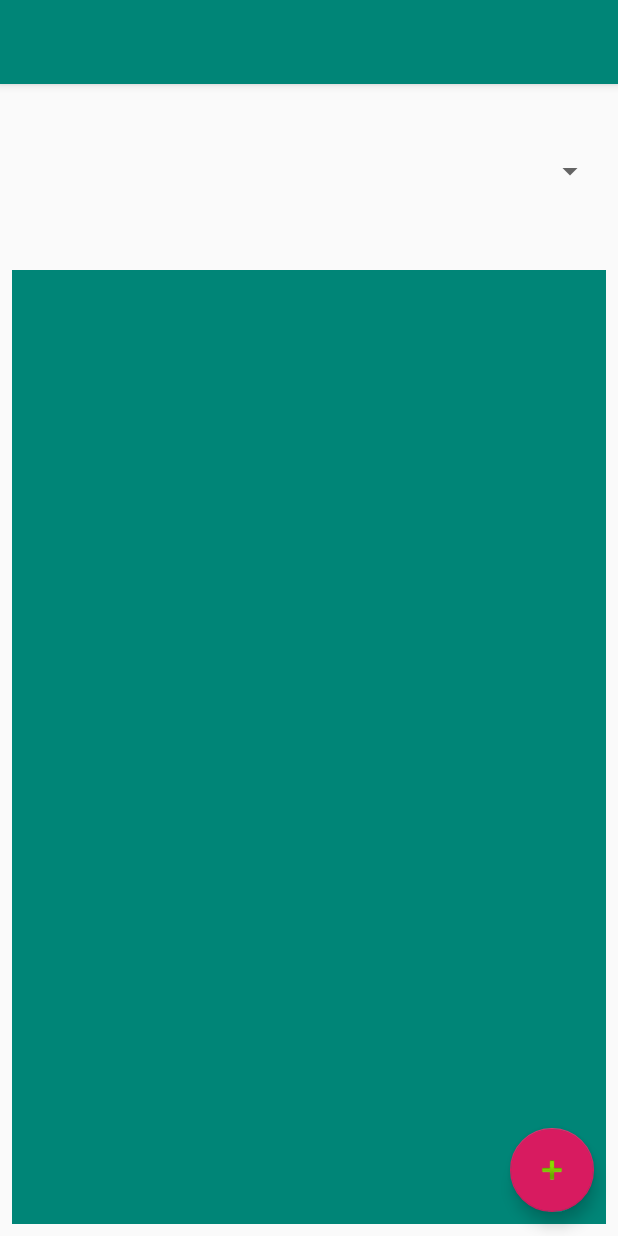
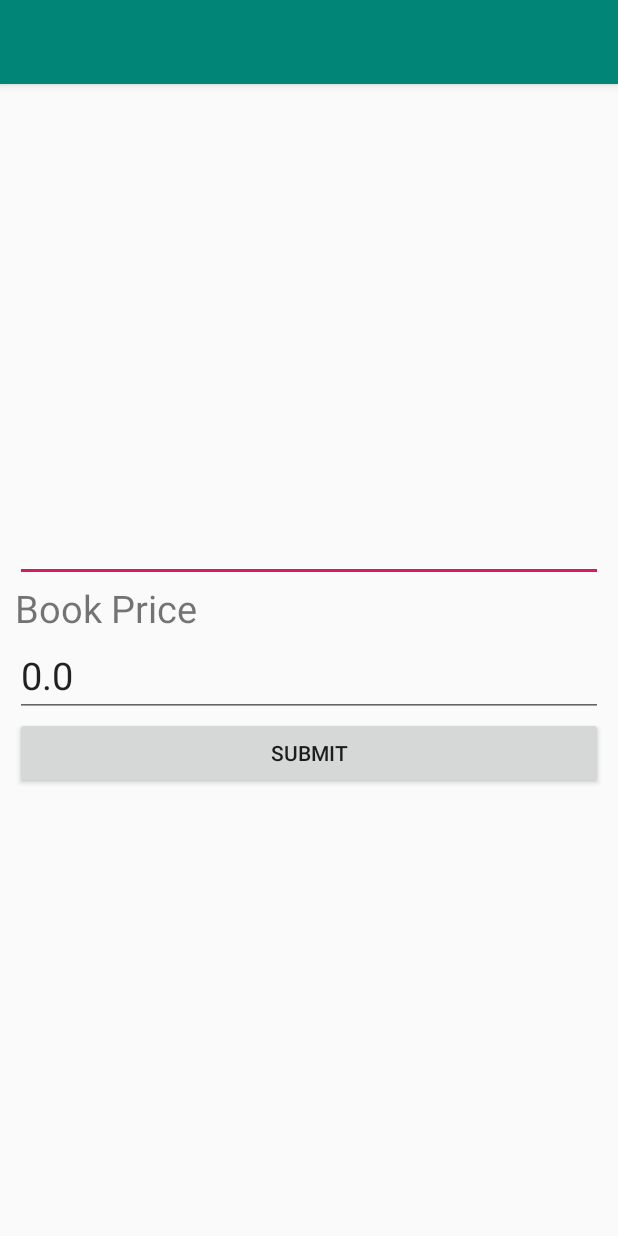
Before and after one commit to parth1493/TheBookApplication, an Android app: the screen it shows after launch (MainActivity before the commit, AddBookOrUpdateActivity after it), after a tap on an icon or button, on a phone screen of 412 x 824 dp. Run offline under Robolectric (Android 15) with nearby library versions, the phone set to English and light mode, and no system bars; our stand-ins replace Room's generated code, data binding.

Commit message:
added logic for data binding       -appled CRUD

```diff
--- a/app/build.gradle
+++ b/app/build.gradle
@@ -31,7 +31,7 @@ dependencies {
     androidTestImplementation 'androidx.test.ext:junit:1.1.1'
     androidTestImplementation 'androidx.test.espresso:espresso-core:3.1.1'
 
-    def room_version = "2.2.0"
+    def room_version = "2.2.0-rc01"
     implementation "androidx.room:room-runtime:$room_version"
     annotationProcessor "androidx.room:room-compiler:$room_version"
 
--- a/app/src/main/AndroidManifest.xml
+++ b/app/src/main/AndroidManifest.xml
@@ -9,7 +9,10 @@
         android:roundIcon="@mipmap/ic_launcher_round"
         android:supportsRtl="true"
         android:theme="@style/AppTheme">
-        <activity android:name=".SecondAcitivy"></activity>
+        <activity
+            android:name=".view.AddBookOrUpdateActivity"
+            android:label="@string/title_activity_add_book_or_update"
+            android:theme="@style/AppTheme.NoActionBar"></activity>
         <activity
             android:name=".view.MainActivity"
             android:label="@string/app_name"
--- a/app/src/main/java/com/parth/thebookapplication/Util/Util.java
+++ b/app/src/main/java/com/parth/thebookapplication/Util/Util.java
@@ -6,5 +6,5 @@ public class Util {
 
     public final static String BOOK_NAME = "book_name";
 
-    public final static String BOOK_UNITPRICE = "book_unit_price";
+    public final static String UNIT_PRICE = "book_unit_price";
 }
--- a/app/src/main/java/com/parth/thebookapplication/model/DataEntry.java
+++ b/app/src/main/java/com/parth/thebookapplication/model/DataEntry.java
@@ -16,15 +16,15 @@ public class DataEntry {
     public void populateData() {
 
         Category category1 = new Category();
-        category1.setName("Parth");
+        category1.setCategoryName("Parth");
         category1.setDescription("Parth1 Parth1 Parth1 Parth1 Parth1 ");
 
         Category category2 = new Category();
-        category2.setName("Sunny");
+        category2.setCategoryName("Sunny");
         category2.setDescription("Sunny Sunny Sunny Sunny Sunny ");
 
         Category category3 = new Category();
-        category3.setName("Amit");
+        category3.setCategoryName("Amit");
         category3.setDescription("Amit Amit Amit Amit Amit ");
 
         categoryDao.insert(category1);
--- /dev/null
+++ b/app/src/main/java/com/parth/thebookapplication/view/AddBookOrUpdateActivity.java
@@ -0,0 +1,83 @@
+package com.parth.thebookapplication.view;
+
+import android.content.Context;
+import android.content.Intent;
+import android.os.Bundle;
+
+import com.google.android.material.floatingactionbutton.FloatingActionButton;
+import com.google.android.material.snackbar.Snackbar;
+import com.parth.thebookapplication.R;
+import com.parth.thebookapplication.Util.Util;
+import com.parth.thebookapplication.databinding.ActivityAddBookOrUpdateBinding;
+import com.parth.thebookapplication.model.entity.Book;
+
+import androidx.appcompat.app.AppCompatActivity;
+import androidx.appcompat.widget.Toolbar;
+import androidx.databinding.DataBindingUtil;
+
+import android.util.Log;
+import android.view.View;
+import android.widget.Toast;
+
+import static com.parth.thebookapplication.Util.Util.BOOK_NAME;
+import static com.parth.thebookapplication.Util.Util.UNIT_PRICE;
+
+public class AddBookOrUpdateActivity extends AppCompatActivity {
+
+    private Book book;
+    private ActivityAddBookOrUpdateBinding activitySecondAcitivyBinding;
+    private HandleClickEvent handleClickEvent;
+    private String typeOfActivity;
+
+    @Override
+    protected void onCreate(Bundle savedInstanceState) {
+        super.onCreate(savedInstanceState);
+        setContentView(R.layout.activity_add_book_or_update);
+        Toolbar toolbar = findViewById(R.id.toolbar);
+        setSupportActionBar(toolbar);
+
+        book = new Book();
+
+        activitySecondAcitivyBinding = DataBindingUtil.setContentView(this,R.layout.activity_add_book_or_update);
+
+
+        handleClickEvent = new HandleClickEvent(this);
+        activitySecondAcitivyBinding.setOnSubmit(handleClickEvent);
+
+        Intent intent=getIntent();
+        if(intent.hasExtra(Util.BOOK_ID)){
+            typeOfActivity = "Update book detail";
+            book.setBookName(intent.getStringExtra(BOOK_NAME));
+            book.setUnitPrice(intent.getDoubleExtra(UNIT_PRICE,0));
+        }else{
+            typeOfActivity = "Add new book";
+        }
+        activitySecondAcitivyBinding.setAddBook(book);
+        toolbar.setTitle(typeOfActivity);
+    }
+
+    public class HandleClickEvent {
+
+        Context context;
+
+        public HandleClickEvent(Context context) {
+            this.context = context;
+        }
+
+
+        public void onSubmitClick(View view){
+            Log.i("Parth", "onSubmitClick: "+book.getBookName());
+            if(book.getBookName()==null){
+                Toast.makeText(context,"Name field cannot be empty",Toast.LENGTH_LONG).show();
+            }else{
+                Intent intent=new Intent();
+                intent.putExtra(BOOK_NAME,book.getBookName());
+                intent.putExtra(UNIT_PRICE,book.getUnitPrice());
+                setResult(RESULT_OK,intent);
+                Toast.makeText(context,"record " + typeOfActivity ,Toast.LENGTH_LONG).show();
+                finish();
+            }
+        }
+    }
+
+}
--- /dev/null
+++ b/app/src/main/res/layout/activity_add_book_or_update.xml
@@ -0,0 +1,44 @@
+<?xml version="1.0" encoding="utf-8"?>
+<layout xmlns:android="http://schemas.android.com/apk/res/android"
+    xmlns:app="http://schemas.android.com/apk/res-auto"
+    xmlns:bind="http://schemas.android.com/apk/res-auto"
+    xmlns:tools="http://schemas.android.com/tools">
+
+    <data>
+        <variable
+            name="addBook"
+            type="com.parth.thebookapplication.model.entity.Book" />
+
+        <variable
+            name="onSubmit"
+            type="com.parth.thebookapplication.view.AddBookOrUpdateActivity.HandleClickEvent" />
+    </data>
+
+    <androidx.coordinatorlayout.widget.CoordinatorLayout
+        android:layout_width="match_parent"
+        android:layout_height="match_parent"
+        tools:context=".view.AddBookOrUpdateActivity">
+
+        <com.google.android.material.appbar.AppBarLayout
+            android:layout_width="match_parent"
+            android:layout_height="wrap_content"
+            android:theme="@style/AppTheme.AppBarOverlay">
+
+            <androidx.appcompat.widget.Toolbar
+                android:id="@+id/toolbar"
+                android:layout_width="match_parent"
+                android:layout_height="?attr/actionBarSize"
+                android:background="?attr/colorPrimary"
+                app:popupTheme="@style/AppTheme.PopupOverlay" />
+
+        </com.google.android.material.appbar.AppBarLayout>
+
+        <include
+            android:id="@+id/seconglayout"
+            bind:addBook="@{addBook}"
+            bind:onSubmit="@{onSubmit}"
+            layout="@layout/content_add_book_or_update"
+            />
+
+    </androidx.coordinatorlayout.widget.CoordinatorLayout>
+</layout>
--- /dev/null
+++ b/app/src/main/res/layout/content_add_book_or_update.xml
@@ -0,0 +1,60 @@
+<?xml version="1.0" encoding="utf-8"?>
+<layout
+    xmlns:android="http://schemas.android.com/apk/res/android"
+    xmlns:app="http://schemas.android.com/apk/res-auto"
+    xmlns:tools="http://schemas.android.com/tools">
+
+    <data>
+
+        <variable
+            name="addBook"
+            type="com.parth.thebookapplication.model.entity.Book" />
+
+        <variable
+            name="onSubmit"
+            type="com.parth.thebookapplication.view.AddBookOrUpdateActivity.HandleClickEvent" />
+    </data>
+
+    <LinearLayout
+        android:gravity="center"
+        android:layout_margin="10dp"
+        android:orientation="vertical"
+        android:layout_width="match_parent"
+        android:layout_height="match_parent"
+        tools:context=".view.AddBookOrUpdateActivity">
+
+        <TextView
+            android:text="@{addBook.bookName}"
+            android:textSize="25dp"
+            android:layout_width="match_parent"
+            android:layout_height="wrap_content"/>
+
+        <EditText
+            android:text="@{addBook.bookName}"
+            android:id="@+id/book_name_edit_text"
+            android:textSize="25dp"
+            android:layout_width="match_parent"
+            android:layout_height="wrap_content"/>
+
+        <TextView
+            android:text="Book Price"
+            android:textSize="25dp"
+            android:layout_width="match_parent"
+            android:layout_height="wrap_content"/>
+
+        <EditText
+            android:text="@{Double.toString(addBook.unitPrice)}"
+            android:id="@+id/unit_price_edit_text"
+            android:textSize="25dp"
+            android:layout_width="match_parent"
+            android:layout_height="wrap_content"/>
+
+        <Button
+            android:id="@+id/submit"
+            android:text="Submit"
+            android:onClick="@{onSubmit::onSubmitClick}"
+            android:layout_width="match_parent"
+            android:layout_height="wrap_content"/>
+
+    </LinearLayout>
+</layout>
--- a/app/src/main/res/values/strings.xml
+++ b/app/src/main/res/values/strings.xml
@@ -1,4 +1,5 @@
 <resources>
     <string name="app_name">TheBookApplication</string>
     <string name="action_settings">Settings</string>
+    <string name="title_activity_add_book_or_update">AddBookOrUpdateActivity</string>
 </resources>
```
Also changed, not shown: app/src/main/java/com/parth/thebookapplication/SecondAcitivy.java (deleted, +0 -14 lines), app/src/main/java/com/parth/thebookapplication/model/entity/Book.java (+5 -2 lines), app/src/main/java/com/parth/thebookapplication/model/entity/Category.java (+12 -10 lines), app/src/main/java/com/parth/thebookapplication/view/MainActivity.java (+77 -9 lines), app/src/main/res/layout/activity_second_acitivy.xml (deleted, +0 -10 lines).
